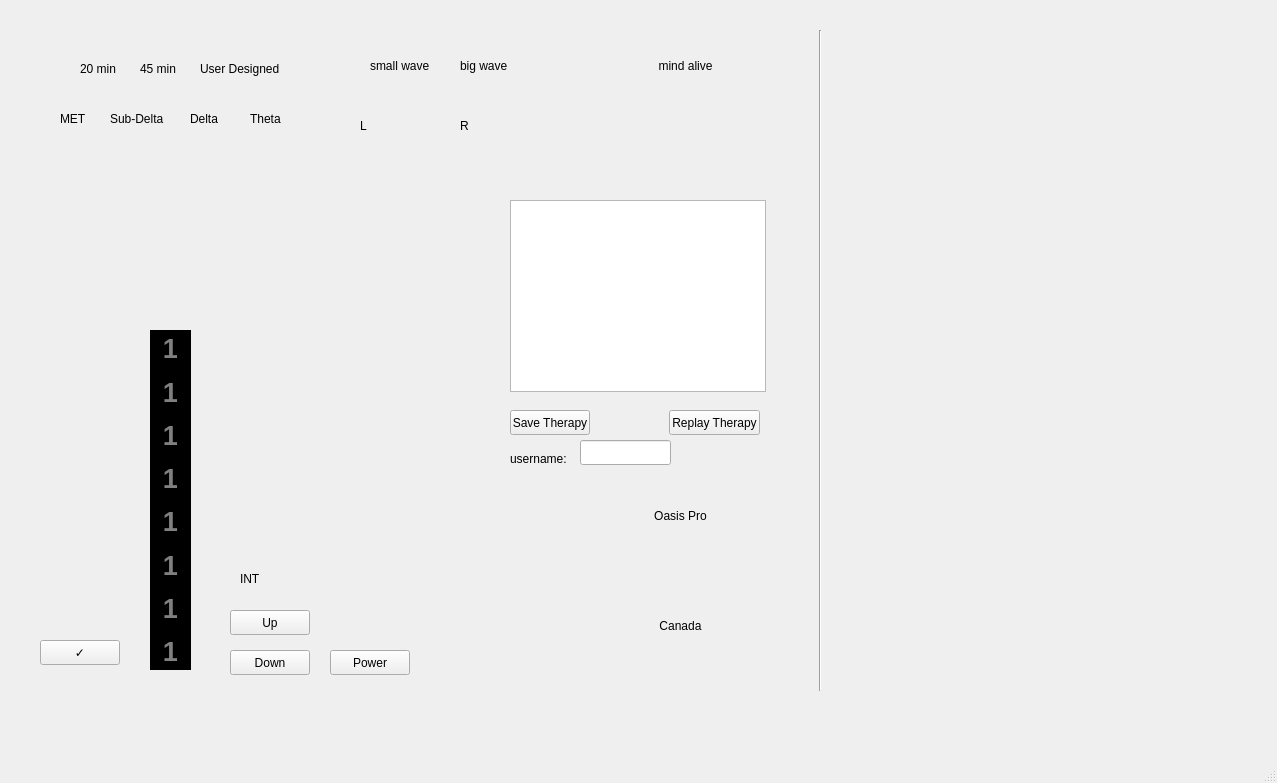
PeterKBailey/Oasis-Pro-Simulator, file mainwindow.ui: the form before one commit.
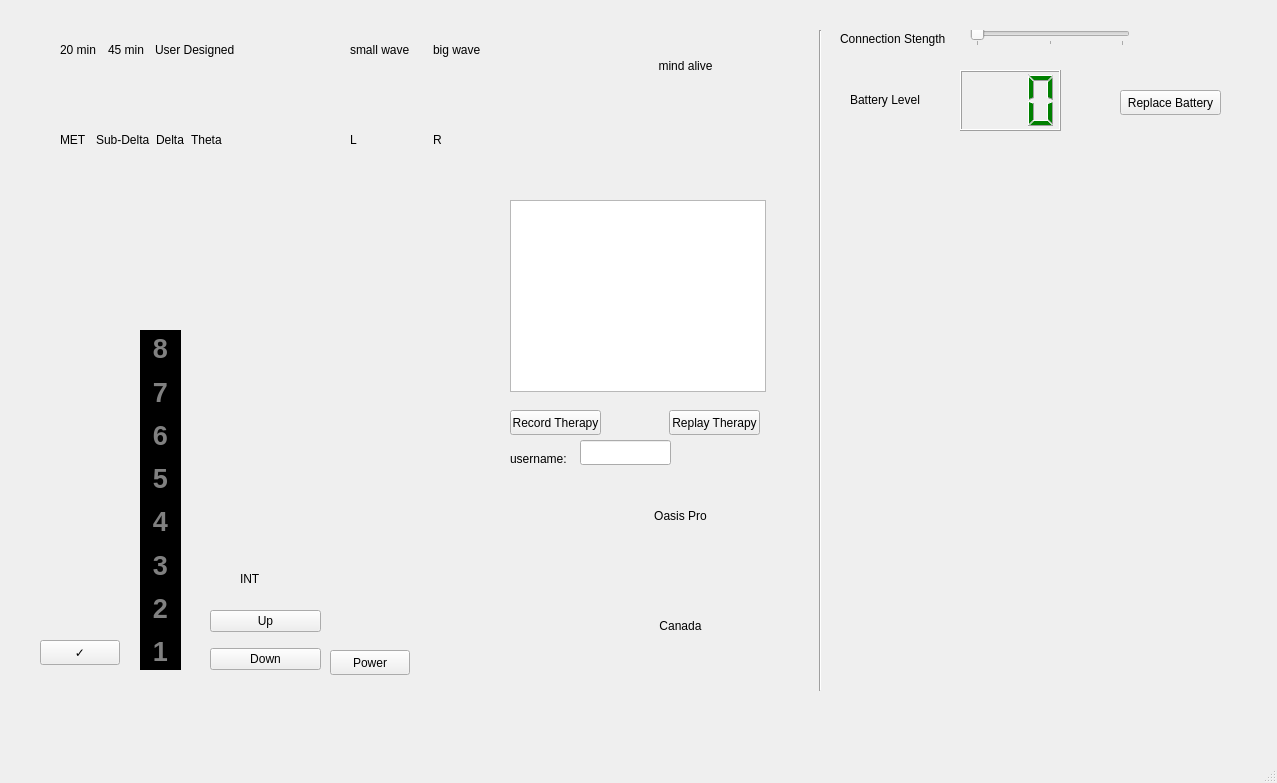
The form after the commit.

Commit message:
Ui Updates, Device slots, Power Button
Added the admin items to the ui, also renamed widgets etc to appropriate names. Set up signal/slot connection between UI and device. Power button inital set up including hold vs click.

Diff of the .ui file:
```diff
--- a/mainwindow.ui
+++ b/mainwindow.ui
@@ -14,33 +14,7 @@
    <string>MainWindow</string>
   </property>
   <widget class="QWidget" name="centralwidget">
-   <widget class="QPushButton" name="pushButton">
-    <property name="geometry">
-     <rect>
-      <x>230</x>
-      <y>610</y>
-      <width>80</width>
-      <height>25</height>
-     </rect>
-    </property>
-    <property name="text">
-     <string>Up</string>
-    </property>
-   </widget>
-   <widget class="QPushButton" name="pushButton_2">
-    <property name="geometry">
-     <rect>
-      <x>230</x>
-      <y>650</y>
-      <width>80</width>
-      <height>25</height>
-     </rect>
-    </property>
-    <property name="text">
-     <string>Down</string>
-    </property>
-   </widget>
-   <widget class="QPushButton" name="pushButton_3">
+   <widget class="QPushButton" name="powerButton">
     <property name="geometry">
      <rect>
       <x>330</x>
@@ -82,188 +56,7 @@
      <set>Qt::AlignCenter</set>
     </property>
    </widget>
-   <widget class="QWidget" name="verticalLayoutWidget">
-    <property name="geometry">
-     <rect>
-      <x>150</x>
-      <y>330</y>
-      <width>41</width>
-      <height>340</height>
-     </rect>
-    </property>
-    <property name="font">
-     <font>
-      <weight>75</weight>
-      <bold>true</bold>
-     </font>
-    </property>
-    <property name="styleSheet">
-     <string>color: grey; background-color:black</string>
-    </property>
-    <layout class="QVBoxLayout" name="verticalLayout">
-     <item>
-      <widget class="QLabel" name="label_3">
-       <property name="font">
-        <font>
-         <pointsize>20</pointsize>
-         <weight>75</weight>
-         <bold>true</bold>
-        </font>
-       </property>
-       <property name="styleSheet">
-        <string notr="true">color: grey; background-color:black</string>
-       </property>
-       <property name="text">
-        <string>1</string>
-       </property>
-       <property name="alignment">
-        <set>Qt::AlignCenter</set>
-       </property>
-      </widget>
-     </item>
-     <item>
-      <widget class="QLabel" name="label_5">
-       <property name="font">
-        <font>
-         <pointsize>20</pointsize>
-         <weight>75</weight>
-         <bold>true</bold>
-        </font>
-       </property>
-       <property name="styleSheet">
-        <string notr="true">color: grey; background-color:black</string>
-       </property>
-       <property name="text">
-        <string>1</string>
-       </property>
-       <property name="alignment">
-        <set>Qt::AlignCenter</set>
-       </property>
-      </widget>
-     </item>
-     <item>
-      <widget class="QLabel" name="label_6">
-       <property name="font">
-        <font>
-         <pointsize>20</pointsize>
-         <weight>75</weight>
-         <bold>true</bold>
-        </font>
-       </property>
-       <property name="styleSheet">
-        <string notr="true">color: grey; background-color:black</string>
-       </property>
-       <property name="text">
-        <string>1</string>
-       </property>
-       <property name="alignment">
-        <set>Qt::AlignCenter</set>
-       </property>
-      </widget>
-     </item>
-     <item>
-      <widget class="QLabel" name="label_8">
-       <property name="font">
-        <font>
-         <pointsize>20</pointsize>
-         <weight>75</weight>
-         <bold>true</bold>
-        </font>
-       </property>
-       <property name="styleSheet">
-        <string notr="true">color: grey; background-color:black</string>
-       </property>
-       <property name="text">
-        <string>1</string>
-       </property>
-       <property name="alignment">
-        <set>Qt::AlignCenter</set>
-       </property>
-      </widget>
-     </item>
-     <item>
-      <widget class="QLabel" name="label_9">
-       <property name="font">
-        <font>
-         <pointsize>20</pointsize>
-         <weight>75</weight>
-         <bold>true</bold>
-        </font>
-       </property>
-       <property name="styleSheet">
-        <string notr="true">color: grey; background-color:black</string>
-       </property>
-       <property name="text">
-        <string>1</string>
-       </property>
-       <property name="alignment">
-        <set>Qt::AlignCenter</set>
-       </property>
-      </widget>
-     </item>
-     <item>
-      <widget class="QLabel" name="label_7">
-       <property name="font">
-        <font>
-         <pointsize>20</pointsize>
-         <weight>75</weight>
-         <bold>true</bold>
-        </font>
-       </property>
-       <property name="styleSheet">
-        <string notr="true">color: grey; background-color:black</string>
-       </property>
-       <property name="text">
-        <string>1</string>
-       </property>
-       <property name="alignment">
-        <set>Qt::AlignCenter</set>
-       </property>
-      </widget>
-     </item>
-     <item>
-      <widget class="QLabel" name="label_4">
-       <property name="font">
-        <font>
-         <pointsize>20</pointsize>
-         <weight>75</weight>
-         <bold>true</bold>
-        </font>
-       </property>
-       <property name="styleSheet">
-        <string notr="true">color: grey; background-color:black</string>
-       </property>
-       <property name="text">
-        <string>1</string>
-       </property>
-       <property name="alignment">
-        <set>Qt::AlignCenter</set>
-       </property>
-      </widget>
-     </item>
-     <item>
-      <widget class="QLabel" name="label_2">
-       <property name="font">
-        <font>
-         <pointsize>20</pointsize>
-         <weight>75</weight>
-         <bold>true</bold>
-        </font>
-       </property>
-       <property name="styleSheet">
-        <string notr="true">color: grey; background-color:black</string>
-       </property>
-       <property name="text">
-        <string>1</string>
-       </property>
-       <property name="alignment">
-        <set>Qt::AlignCenter</set>
-       </property>
-      </widget>
-     </item>
-    </layout>
-   </widget>
-   <widget class="QLabel" name="label_10">
+   <widget class="QLabel" name="canadaLabel">
     <property name="geometry">
      <rect>
       <x>600</x>
@@ -308,79 +101,7 @@
      <enum>Qt::Vertical</enum>
     </property>
    </widget>
-   <widget class="QLabel" name="label_12">
-    <property name="geometry">
-     <rect>
-      <x>370</x>
-      <y>30</y>
-      <width>91</width>
-      <height>71</height>
-     </rect>
-    </property>
-    <property name="font">
-     <font>
-      <pointsize>9</pointsize>
-     </font>
-    </property>
-    <property name="text">
-     <string>small wave</string>
-    </property>
-   </widget>
-   <widget class="QLabel" name="label_14">
-    <property name="geometry">
-     <rect>
-      <x>460</x>
-      <y>30</y>
-      <width>91</width>
-      <height>71</height>
-     </rect>
-    </property>
-    <property name="font">
-     <font>
-      <pointsize>9</pointsize>
-     </font>
-    </property>
-    <property name="text">
-     <string>big wave</string>
-    </property>
-   </widget>
-   <widget class="QLabel" name="label_15">
-    <property name="geometry">
-     <rect>
-      <x>460</x>
-      <y>90</y>
-      <width>91</width>
-      <height>71</height>
-     </rect>
-    </property>
-    <property name="font">
-     <font>
-      <pointsize>9</pointsize>
-     </font>
-    </property>
-    <property name="text">
-     <string>R</string>
-    </property>
-   </widget>
-   <widget class="QLabel" name="label_13">
-    <property name="geometry">
-     <rect>
-      <x>360</x>
-      <y>90</y>
-      <width>91</width>
-      <height>71</height>
-     </rect>
-    </property>
-    <property name="font">
-     <font>
-      <pointsize>9</pointsize>
-     </font>
-    </property>
-    <property name="text">
-     <string>L</string>
-    </property>
-   </widget>
-   <widget class="QLabel" name="label_16">
+   <widget class="QLabel" name="intLabel">
     <property name="geometry">
      <rect>
       <x>240</x>
@@ -393,108 +114,17 @@
      <string>INT</string>
     </property>
    </widget>
-   <widget class="QLabel" name="label_17">
-    <property name="geometry">
-     <rect>
-      <x>80</x>
-      <y>60</y>
-      <width>54</width>
-      <height>17</height>
-     </rect>
-    </property>
-    <property name="text">
-     <string>20 min</string>
-    </property>
-   </widget>
-   <widget class="QLabel" name="label_18">
-    <property name="geometry">
-     <rect>
-      <x>140</x>
-      <y>60</y>
-      <width>54</width>
-      <height>17</height>
-     </rect>
-    </property>
-    <property name="text">
-     <string>45 min</string>
-    </property>
-   </widget>
-   <widget class="QLabel" name="label_19">
-    <property name="geometry">
-     <rect>
-      <x>200</x>
-      <y>60</y>
-      <width>91</width>
-      <height>17</height>
-     </rect>
-    </property>
-    <property name="text">
-     <string>User Designed</string>
-    </property>
-   </widget>
-   <widget class="QLabel" name="label_20">
-    <property name="geometry">
-     <rect>
-      <x>60</x>
-      <y>110</y>
-      <width>54</width>
-      <height>17</height>
-     </rect>
-    </property>
-    <property name="text">
-     <string>MET</string>
-    </property>
-   </widget>
-   <widget class="QLabel" name="label_21">
-    <property name="geometry">
-     <rect>
-      <x>110</x>
-      <y>110</y>
-      <width>54</width>
-      <height>17</height>
-     </rect>
-    </property>
-    <property name="text">
-     <string>Sub-Delta</string>
-    </property>
-   </widget>
-   <widget class="QLabel" name="label_22">
-    <property name="geometry">
-     <rect>
-      <x>190</x>
-      <y>110</y>
-      <width>54</width>
-      <height>17</height>
-     </rect>
-    </property>
-    <property name="text">
-     <string>Delta</string>
-    </property>
-   </widget>
-   <widget class="QLabel" name="label_23">
-    <property name="geometry">
-     <rect>
-      <x>250</x>
-      <y>110</y>
-      <width>54</width>
-      <height>17</height>
-     </rect>
-    </property>
-    <property name="text">
-     <string>Theta</string>
-    </property>
-   </widget>
-   <widget class="QPushButton" name="pushButton_5">
+   <widget class="QPushButton" name="recordTherapyButton">
     <property name="geometry">
      <rect>
       <x>510</x>
       <y>410</y>
-      <width>80</width>
+      <width>91</width>
       <height>25</height>
      </rect>
     </property>
     <property name="text">
-     <string>Save Therapy</string>
+     <string>Record Therapy</string>
     </property>
    </widget>
    <widget class="QListWidget" name="listWidget">
@@ -543,6 +173,454 @@
      <string>username:</string>
     </property>
    </widget>
+   <widget class="QLabel" name="connectionStrengthLabel">
+    <property name="geometry">
+     <rect>
+      <x>840</x>
+      <y>30</y>
+      <width>121</width>
+      <height>17</height>
+     </rect>
+    </property>
+    <property name="text">
+     <string>Connection Stength</string>
+    </property>
+   </widget>
+   <widget class="QLabel" name="batteryLevelLabel">
+    <property name="geometry">
+     <rect>
+      <x>850</x>
+      <y>90</y>
+      <width>101</width>
+      <height>20</height>
+     </rect>
+    </property>
+    <property name="text">
+     <string>Battery Level</string>
+    </property>
+   </widget>
+   <widget class="QLCDNumber" name="batteryDisplay">
+    <property name="geometry">
+     <rect>
+      <x>960</x>
+      <y>70</y>
+      <width>101</width>
+      <height>61</height>
+     </rect>
+    </property>
+    <property name="font">
+     <font>
+      <weight>75</weight>
+      <bold>true</bold>
+     </font>
+    </property>
+    <property name="styleSheet">
+     <string notr="true">color:green;</string>
+    </property>
+    <property name="digitCount">
+     <number>3</number>
+    </property>
+   </widget>
+   <widget class="QSlider" name="connectionStrengthSlider">
+    <property name="geometry">
+     <rect>
+      <x>970</x>
+      <y>30</y>
+      <width>160</width>
+      <height>16</height>
+     </rect>
+    </property>
+    <property name="maximum">
+     <number>2</number>
+    </property>
+    <property name="orientation">
+     <enum>Qt::Horizontal</enum>
+    </property>
+    <property name="tickPosition">
+     <enum>QSlider::TicksBelow</enum>
+    </property>
+   </widget>
+   <widget class="QWidget" name="horizontalLayoutWidget">
+    <property name="geometry">
+     <rect>
+      <x>60</x>
+      <y>10</y>
+      <width>175</width>
+      <height>80</height>
+     </rect>
+    </property>
+    <layout class="QHBoxLayout" name="groupLayout">
+     <item>
+      <widget class="QLabel" name="sessionGroupIcon1">
+       <property name="text">
+        <string>20 min</string>
+       </property>
+      </widget>
+     </item>
+     <item>
+      <widget class="QLabel" name="sessionGroupIcon2">
+       <property name="text">
+        <string>45 min</string>
+       </property>
+      </widget>
+     </item>
+     <item>
+      <widget class="QLabel" name="sessionGroupIcon3">
+       <property name="text">
+        <string>User Designed</string>
+       </property>
+      </widget>
+     </item>
+    </layout>
+   </widget>
+   <widget class="QWidget" name="horizontalLayoutWidget_2">
+    <property name="geometry">
+     <rect>
+      <x>60</x>
+      <y>100</y>
+      <width>162</width>
+      <height>80</height>
+     </rect>
+    </property>
+    <layout class="QHBoxLayout" name="typeLayout">
+     <item>
+      <widget class="QLabel" name="sessionTypeIcon1">
+       <property name="text">
+        <string>MET</string>
+       </property>
+      </widget>
+     </item>
+     <item>
+      <widget class="QLabel" name="sessionTypeIcon2">
+       <property name="text">
+        <string>Sub-Delta</string>
+       </property>
+      </widget>
+     </item>
+     <item>
+      <widget class="QLabel" name="sessionTypeIcon3">
+       <property name="text">
+        <string>Delta</string>
+       </property>
+      </widget>
+     </item>
+     <item>
+      <widget class="QLabel" name="sessionTypeIcon4">
+       <property name="text">
+        <string>Theta</string>
+       </property>
+      </widget>
+     </item>
+    </layout>
+   </widget>
+   <widget class="QWidget" name="horizontalLayoutWidget_3">
+    <property name="geometry">
+     <rect>
+      <x>350</x>
+      <y>10</y>
+      <width>160</width>
+      <height>80</height>
+     </rect>
+    </property>
+    <layout class="QHBoxLayout" name="cesWave">
+     <item>
+      <widget class="QLabel" name="cesSmallWaveIcon">
+       <property name="font">
+        <font>
+         <pointsize>9</pointsize>
+        </font>
+       </property>
+       <property name="text">
+        <string>small wave</string>
+       </property>
+      </widget>
+     </item>
+     <item>
+      <widget class="QLabel" name="cesBigWaveIcon">
+       <property name="font">
+        <font>
+         <pointsize>9</pointsize>
+        </font>
+       </property>
+       <property name="text">
+        <string>big wave</string>
+       </property>
+      </widget>
+     </item>
+    </layout>
+   </widget>
+   <widget class="QWidget" name="horizontalLayoutWidget_4">
+    <property name="geometry">
+     <rect>
+      <x>350</x>
+      <y>100</y>
+      <width>160</width>
+      <height>80</height>
+     </rect>
+    </property>
+    <layout class="QHBoxLayout" name="cesConnection">
+     <item>
+      <widget class="QLabel" name="cesLeftIcon">
+       <property name="font">
+        <font>
+         <pointsize>9</pointsize>
+        </font>
+       </property>
+       <property name="text">
+        <string>L</string>
+       </property>
+      </widget>
+     </item>
+     <item>
+      <widget class="QLabel" name="cesRightIcon">
+       <property name="font">
+        <font>
+         <pointsize>9</pointsize>
+        </font>
+       </property>
+       <property name="text">
+        <string>R</string>
+       </property>
+      </widget>
+     </item>
+    </layout>
+   </widget>
+   <widget class="QWidget" name="verticalLayoutWidget_2">
+    <property name="geometry">
+     <rect>
+      <x>210</x>
+      <y>600</y>
+      <width>111</width>
+      <height>80</height>
+     </rect>
+    </property>
+    <layout class="QVBoxLayout" name="intArrowLayout">
+     <item>
+      <widget class="QPushButton" name="intUpButton">
+       <property name="text">
+        <string>Up</string>
+       </property>
+       <attribute name="buttonGroup">
+        <string notr="true">intArrowButtonGroup</string>
+       </attribute>
+      </widget>
+     </item>
+     <item>
+      <widget class="QPushButton" name="intDownButton">
+       <property name="text">
+        <string>Down</string>
+       </property>
+       <attribute name="buttonGroup">
+        <string notr="true">intArrowButtonGroup</string>
+       </attribute>
+      </widget>
+     </item>
+    </layout>
+   </widget>
+   <widget class="QPushButton" name="replaceBatteryButton">
+    <property name="geometry">
+     <rect>
+      <x>1120</x>
+      <y>90</y>
+      <width>101</width>
+      <height>25</height>
+     </rect>
+    </property>
+    <property name="text">
+     <string>Replace Battery</string>
+    </property>
+   </widget>
+   <widget class="QWidget" name="graphWidget" native="true">
+    <property name="geometry">
+     <rect>
+      <x>140</x>
+      <y>330</y>
+      <width>51</width>
+      <height>351</height>
+     </rect>
+    </property>
+    <widget class="QWidget" name="verticalLayoutWidget">
+     <property name="geometry">
+      <rect>
+       <x>0</x>
+       <y>0</y>
+       <width>41</width>
+       <height>340</height>
+      </rect>
+     </property>
+     <property name="font">
+      <font>
+       <weight>75</weight>
+       <bold>true</bold>
+      </font>
+     </property>
+     <property name="styleSheet">
+      <string>color: grey; background-color:black</string>
+     </property>
+     <layout class="QVBoxLayout" name="graphLayout">
+      <item>
+       <widget class="QLabel" name="graphLight8">
+        <property name="font">
+         <font>
+          <pointsize>20</pointsize>
+          <weight>75</weight>
+          <bold>true</bold>
+         </font>
+        </property>
+        <property name="styleSheet">
+         <string notr="true">color: grey; background-color:black</string>
+        </property>
+        <property name="text">
+         <string>8</string>
+        </property>
+        <property name="alignment">
+         <set>Qt::AlignCenter</set>
+        </property>
+       </widget>
+      </item>
+      <item>
+       <widget class="QLabel" name="graphLight7">
+        <property name="font">
+         <font>
+          <pointsize>20</pointsize>
+          <weight>75</weight>
+          <bold>true</bold>
+         </font>
+        </property>
+        <property name="styleSheet">
+         <string notr="true">color: grey; background-color:black</string>
+        </property>
+        <property name="text">
+         <string>7</string>
+        </property>
+        <property name="alignment">
+         <set>Qt::AlignCenter</set>
+        </property>
+       </widget>
+      </item>
+      <item>
+       <widget class="QLabel" name="graphLight6">
+        <property name="font">
+         <font>
+          <pointsize>20</pointsize>
+          <weight>75</weight>
+          <bold>true</bold>
+         </font>
+        </property>
+        <property name="styleSheet">
+         <string notr="true">color: grey; background-color:black</string>
+        </property>
+        <property name="text">
+         <string>6</string>
+        </property>
+        <property name="alignment">
+         <set>Qt::AlignCenter</set>
+        </property>
+       </widget>
+      </item>
+      <item>
+       <widget class="QLabel" name="graphLight5">
+        <property name="font">
+         <font>
+          <pointsize>20</pointsize>
+          <weight>75</weight>
+          <bold>true</bold>
+         </font>
+        </property>
+        <property name="styleSheet">
+         <string notr="true">color: grey; background-color:black</string>
+        </property>
+        <property name="text">
+         <string>5</string>
+        </property>
+        <property name="alignment">
+         <set>Qt::AlignCenter</set>
+        </property>
+       </widget>
+      </item>
+      <item>
+       <widget class="QLabel" name="graphLight4">
+        <property name="font">
+         <font>
+          <pointsize>20</pointsize>
+          <weight>75</weight>
+          <bold>true</bold>
+         </font>
+        </property>
+        <property name="styleSheet">
+         <string notr="true">color: grey; background-color:black</string>
+        </property>
+        <property name="text">
+         <string>4</string>
+        </property>
+        <property name="alignment">
+         <set>Qt::AlignCenter</set>
+        </property>
+       </widget>
+      </item>
+      <item>
+       <widget class="QLabel" name="graphLight3">
+        <property name="font">
+         <font>
+          <pointsize>20</pointsize>
+          <weight>75</weight>
+          <bold>true</bold>
+         </font>
+        </property>
+        <property name="styleSheet">
+         <string notr="true">color: grey; background-color:black</string>
+        </property>
+        <property name="text">
+         <string>3</string>
+        </property>
+        <property name="alignment">
+         <set>Qt::AlignCenter</set>
+        </property>
+       </widget>
+      </item>
+      <item>
+       <widget class="QLabel" name="graphLight2">
+        <property name="font">
+         <font>
+          <pointsize>20</pointsize>
+          <weight>75</weight>
+          <bold>true</bold>
+         </font>
+        </property>
+        <property name="styleSheet">
+         <string notr="true">color: grey; background-color:black</string>
+        </property>
+        <property name="text">
+         <string>2</string>
+        </property>
+        <property name="alignment">
+         <set>Qt::AlignCenter</set>
+        </property>
+       </widget>
+      </item>
+      <item>
+       <widget class="QLabel" name="graphLight1">
+        <property name="font">
+         <font>
+          <pointsize>20</pointsize>
+          <weight>75</weight>
+          <bold>true</bold>
+         </font>
+        </property>
+        <property name="styleSheet">
+         <string notr="true">color: grey; background-color:black</string>
+        </property>
+        <property name="text">
+         <string>1</string>
+        </property>
+        <property name="alignment">
+         <set>Qt::AlignCenter</set>
+        </property>
+       </widget>
+      </item>
+     </layout>
+    </widget>
+   </widget>
   </widget>
   <widget class="QMenuBar" name="menubar">
    <property name="geometry">
```
Left out of the diff: 17 changed lines with no effect on the pictures. The commit also changes 5 other files.
